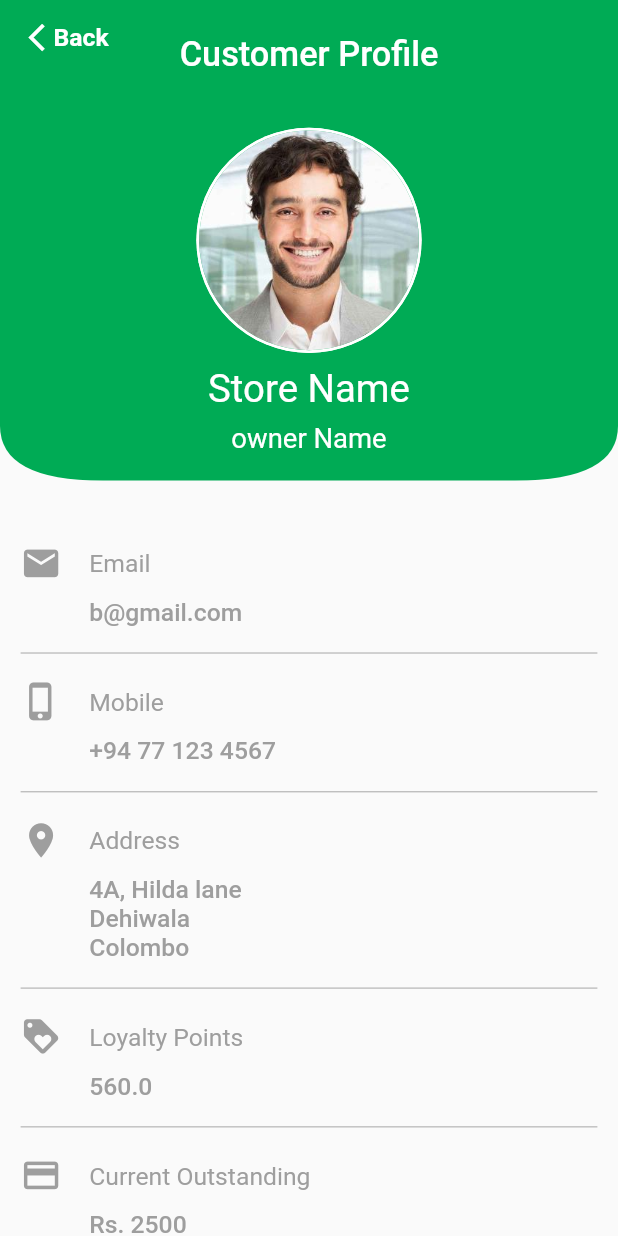
After one commit to Group22-SEP-18/TECLIX-app, a Flutter app: the CustomerProfile screen opened by its route, on a phone screen of 412 x 824 dp. The commit adds this screen. Run offline on Flutter 3.47's test engine with Material 2 defaults, Android fonts, the phone set to English and light mode, and no system bars; our stand-ins replace bloc, dots_indicator, expandable, flutter_bloc, flutter_spinkit, font_awesome_flutter and 5 more.

Commit message:
customer profile view done

```diff
--- a/lib/presentation/routing/routes.dart
+++ b/lib/presentation/routing/routes.dart
@@ -2,6 +2,7 @@ import 'package:flutter/material.dart';
 import 'package:teclix/logic/bloc/customer_registration/customer_registration_provider.dart';
 import 'package:teclix/logic/bloc/search_customer/search_customer_provider.dart';
 import 'package:teclix/logic/bloc/signup/signup_provider.dart';
+import 'package:teclix/presentation/screens/customer_profile/customer_profile.dart';
 import 'package:teclix/presentation/screens/employee_profile/employee_profile_page.dart';
 import 'package:teclix/presentation/screens/leaderboard/leaderboard.dart';
 import 'package:teclix/presentation/screens/signin/signin_page.dart';
@@ -18,6 +19,7 @@ class Routes {
     EmployeeProfilePage.id: EmployeeProfilePage(),
     LeaderboardPage.id: LeaderboardPage(),
     SearchCustomerProvider.id: SearchCustomerProvider(),
+    CustomerProfile.id: CustomerProfile(),
   };
   //this is to call the material routes in pages
   static MaterialPageRoute getMaterialPageRoute(
--- /dev/null
+++ b/lib/presentation/screens/customer_profile/customer_profile.dart
@@ -0,0 +1,120 @@
+import 'package:flutter/material.dart';
+import 'package:teclix/presentation/common/constants/TeclixColors.dart';
+import 'package:teclix/presentation/common/widgets/appbar_back_btn.dart';
+import 'package:teclix/presentation/common/widgets/appbar_heading_text.dart';
+import 'package:teclix/presentation/screens/customer_profile/widgets/customer_profile_card.dart';
+import 'package:teclix/presentation/screens/customer_profile/widgets/customer_profile_clip_path.dart';
+import 'package:teclix/presentation/screens/leaderboard/widgets/profile_picture_avatar.dart';
+
+class CustomerProfile extends StatelessWidget {
+  static const String id = '/customer-profile';
+  @override
+  Widget build(BuildContext context) {
+    return SafeArea(
+      child: Scaffold(
+        appBar: PreferredSize(
+          preferredSize: Size.fromHeight(350.0),
+          child: Stack(
+            children: [
+              ClipPath(
+                clipper: CustomerProfileClipPath(),
+                child: Container(
+                  color: ColorPrimary,
+                ),
+              ),
+              SizedBox(
+                height: 50.0,
+              ),
+              Align(
+                alignment: Alignment.topLeft,
+                child: Padding(
+                  padding: const EdgeInsets.only(left: 15.0, top: 15.0),
+                  child: HeaderBackButton(
+                      whenTapped: () => Navigator.pop(context)),
+                ),
+              ),
+              Align(
+                alignment: Alignment.topCenter,
+                child: Padding(
+                  padding: const EdgeInsets.only(top: 25.0),
+                  child: AppbarHeadingText(title: 'Customer Profile'),
+                ),
+              ),
+              Align(
+                alignment: Alignment.center,
+                child: ProfilePicAvatar(
+                  spreadRad: 0.0,
+                  blurRad: 0.0,
+                  circleRadius: 80.0,
+                  picture: 'static/images/profile_dummy.jpg',
+                ),
+              ),
+              Positioned(
+                bottom: 50.0,
+                left: 0.0,
+                right: 0.0,
+                child: Align(
+                  alignment: Alignment.center,
+                  child: Text(
+                    'Store Name',
+                    style: TextStyle(fontSize: 28.0, color: Colors.white),
+                  ),
+                ),
+              ),
+              Positioned(
+                bottom: 20.0,
+                left: 0.0,
+                right: 0.0,
+                child: Align(
+                  alignment: Alignment.center,
+                  child: Text(
+                    'owner Name',
+                    style: TextStyle(fontSize: 20.0, color: Colors.white),
+                  ),
+                ),
+              ),
+            ],
+          ),
+        ),
+        body: SingleChildScrollView(
+          physics: ClampingScrollPhysics(),
+          child: Column(
+            // mainAxisAlignment: MainAxisAlignment.spaceBetween,
+            crossAxisAlignment: CrossAxisAlignment.stretch,
+            children: [
+              SizedBox(
+                height: 25.0,
+              ),
+              CustomerProfileCard(
+                icon: Icons.email,
+                infoText: 'Email',
+                infoValue: 'b@gmail.com',
+              ),
+              CustomerProfileCard(
+                icon: Icons.phone_iphone,
+                infoText: 'Mobile',
+                infoValue: '+94 77 123 4567',
+              ),
+              CustomerProfileCard(
+                icon: Icons.location_on,
+                infoText: 'Address',
+                infoValue:
+                    '4A, Hilda lane' + '\n' + 'Dehiwala' + '\n' + 'Colombo',
+              ),
+              CustomerProfileCard(
+                icon: Icons.loyalty,
+                infoText: 'Loyalty Points',
+                infoValue: '560.0',
+              ),
+              CustomerProfileCard(
+                icon: Icons.credit_card,
+                infoText: 'Current Outstanding',
+                infoValue: 'Rs. 2500',
+              ),
+            ],
+          ),
+        ),
+      ),
+    );
+  }
+}
--- /dev/null
+++ b/lib/presentation/screens/customer_profile/widgets/customer_profile_card.dart
@@ -0,0 +1,65 @@
+import 'package:flutter/material.dart';
+import 'package:teclix/presentation/common/widgets/common_padding.dart';
+
+class CustomerProfileCard extends StatelessWidget {
+  final IconData icon;
+  final String infoText;
+  final String infoValue;
+
+  const CustomerProfileCard({this.icon, this.infoText, this.infoValue});
+
+  @override
+  Widget build(BuildContext context) {
+    return CommonPadding(
+      child: Column(
+        crossAxisAlignment: CrossAxisAlignment.stretch,
+        children: [
+          SizedBox(
+            height: 20.0,
+          ),
+          Row(
+            children: [
+              Icon(
+                icon,
+                color: Colors.grey,
+                size: 30.0,
+              ),
+              SizedBox(
+                width: 20.0,
+              ),
+              Text(
+                infoText,
+                style: TextStyle(
+                  color: Colors.grey,
+                  fontSize: 18.0,
+                ),
+              )
+            ],
+          ),
+          SizedBox(
+            height: 10.0,
+          ),
+          Padding(
+            padding: const EdgeInsets.only(left: 50.0),
+            child: Text(
+              infoValue,
+              style: TextStyle(
+                color: Colors.grey,
+                fontWeight: FontWeight.w500,
+                fontSize: 18.0,
+              ),
+            ),
+          ),
+          SizedBox(
+            height: 20.0,
+          ),
+          Divider(
+            color: Colors.grey.shade400,
+            height: 0.0,
+            thickness: 1.0,
+          ),
+        ],
+      ),
+    );
+  }
+}
--- /dev/null
+++ b/lib/presentation/screens/customer_profile/widgets/customer_profile_clip_path.dart
@@ -0,0 +1,27 @@
+import 'package:flutter/material.dart';
+
+class CustomerProfileClipPath extends CustomClipper<Path> {
+  @override
+  Path getClip(Size size) {
+    var path = Path();
+    path.lineTo(0.0, size.height - 40);
+    var firstControlPoint = Offset(0.0, size.height);
+    var firstEndPoint = Offset(size.width / 6, size.height);
+    path.quadraticBezierTo(firstControlPoint.dx, firstControlPoint.dy,
+        firstEndPoint.dx, firstEndPoint.dy);
+    path.lineTo(5 * size.width / 6, size.height);
+
+    var secondControlPoint = Offset(size.width, size.height);
+    var secondEndPoint = Offset(size.width, size.height - 40);
+    path.quadraticBezierTo(secondControlPoint.dx, secondControlPoint.dy,
+        secondEndPoint.dx, secondEndPoint.dy);
+
+    path.lineTo(size.width, 0.0);
+    path.close();
+
+    return path;
+  }
+
+  @override
+  bool shouldReclip(covariant CustomClipper<Path> oldClipper) => true;
+}
--- a/lib/presentation/screens/customer_profile/widgets/search_result_card.dart
+++ b/lib/presentation/screens/customer_profile/widgets/search_result_card.dart
@@ -1,5 +1,7 @@
 import 'package:flutter/material.dart';
 import 'package:teclix/presentation/common/constants/TeclixColors.dart';
+import 'package:teclix/presentation/routing/routes.dart';
+import 'package:teclix/presentation/screens/customer_profile/customer_profile.dart';
 import 'package:teclix/presentation/screens/leaderboard/widgets/profile_picture_avatar.dart';
 
 class SearchResultCard extends StatelessWidget {
@@ -17,7 +19,11 @@ class SearchResultCard extends StatelessWidget {
 
   @override
   Widget build(BuildContext context) {
-    return Card(
+    return GestureDetector(
+      onTap: () => Navigator.of(context).push(
+        Routes.getMaterialPageRoute(CustomerProfile.id, context),
+      ),
+      child: Card(
         color: Colors.grey.shade200,
         margin: EdgeInsets.zero,
         shape: Border.symmetric(
@@ -25,7 +31,8 @@ class SearchResultCard extends StatelessWidget {
         ),
         child: Container(
           child: Padding(
-          padding: const EdgeInsets.symmetric(horizontal: 15.0, vertical: 10.0),
+            padding:
+                const EdgeInsets.symmetric(horizontal: 15.0, vertical: 10.0),
             child: Row(
               crossAxisAlignment: CrossAxisAlignment.center,
               mainAxisAlignment: MainAxisAlignment.spaceBetween,
@@ -63,6 +70,7 @@ class SearchResultCard extends StatelessWidget {
             ),
           ),
         ),
+      ),
     );
   }
 }
--- a/lib/presentation/screens/leaderboard/widgets/profile_picture_avatar.dart
+++ b/lib/presentation/screens/leaderboard/widgets/profile_picture_avatar.dart
@@ -25,7 +25,8 @@ class ProfilePicAvatar extends StatelessWidget {
         ],
       ),
       child: CircleAvatar(
-        radius: circleRadius,
+        radius: circleRadius + 2,
+        backgroundColor: Colors.white,
         child: CircleAvatar(
           radius: circleRadius,
           backgroundImage: Image.asset(
```
Lines whose indentation alone changed are shown as unchanged.
